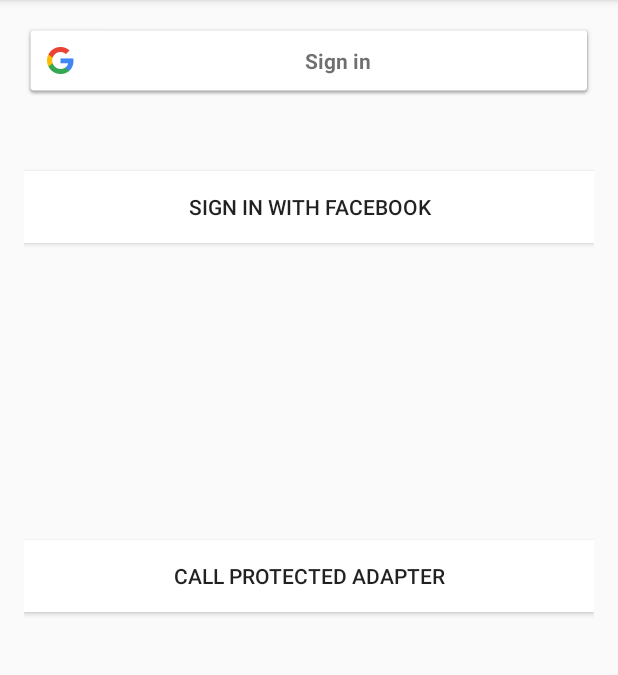
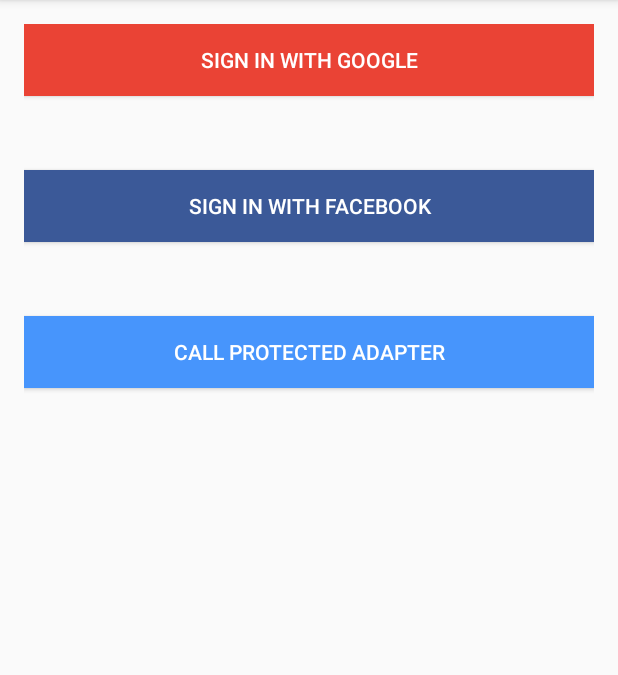
Before and after one commit to mfpdev/mfp-advanced-adapters-samples, an Android app: the screen it shows after launch (MainActivity), on a phone screen of 412 x 824 dp, the part 84-759 px from its top. Run offline under Robolectric (Android 15) with nearby library versions, the phone set to English and light mode, and no system bars; libraries missing offline, so code that uses them is left out: com.facebook, com.facebook.appevents, com.facebook.login, com.worklight.common, com.worklight.wlclient; 12 statements that could not run were skipped.

Commit message:
Improve the Social App Sample

```diff
--- a/custom-security-checks/Social App Sample/SocialLogin/app/src/main/assets/mfpclient.properties
+++ b/custom-security-checks/Social App Sample/SocialLogin/app/src/main/assets/mfpclient.properties
@@ -1,5 +1,5 @@
 wlServerProtocol=http
-wlServerHost=9.148.225.185
+wlServerHost=192.168.1.13
 wlServerPort=9080
 wlServerContext=/mfp/
 languagePreferences=en
--- a/custom-security-checks/Social App Sample/SocialLogin/app/src/main/java/social/sample/ibm/com/sociallogin/MainActivity.java
+++ b/custom-security-checks/Social App Sample/SocialLogin/app/src/main/java/social/sample/ibm/com/sociallogin/MainActivity.java
@@ -8,6 +8,7 @@ import android.support.v7.app.AppCompatActivity;
 import android.view.View;
 import android.widget.TextView;
 
+import com.facebook.AccessToken;
 import com.facebook.CallbackManager;
 import com.facebook.FacebookCallback;
 import com.facebook.FacebookException;
@@ -39,21 +40,19 @@ import java.util.Arrays;
 
 public class MainActivity extends AppCompatActivity implements
         GoogleApiClient.OnConnectionFailedListener,
-        View.OnClickListener{
+        View.OnClickListener {
+
+    public static final String FACEBOOK_PERMISSION_PUBLIC_PROFILE = "public_profile";
 
     private static final String TAG = "SocialLogin";
     private static final int RC_GET_TOKEN = 9002;
-    public static final String FACEBOOK_PERMISSION_PUBLIC_PROFILE = "public_profile";
 
     //Flag to know from where we signInWithGoogle
     protected boolean isSignInFromChallenge = false;
 
-    CallbackManager callbackManager;
-
-    enum Vendor {
+    protected enum Vendor {
         GOOGLE("google"),
         Facebook("facebook");
-
         private final String value;
 
         /**
@@ -69,11 +68,14 @@ public class MainActivity extends AppCompatActivity implements
         }
     }
 
+    private CallbackManager facebookCallbackManager;
+    protected Vendor currentVendor = Vendor.GOOGLE;
+
     //Google SignIn
     private GoogleApiClient mGoogleApiClient;
     private GoogleSignInOptions googleSignInOptions;
 
-    private GoogleChallengeHandler challengeHandler;
+    private SocialLoginChallengeHandler challengeHandler;
     private TextView statusView;
 
     //Logger
@@ -88,17 +90,18 @@ public class MainActivity extends AppCompatActivity implements
         findViewById(R.id.sign_in_google).setOnClickListener(this);
         findViewById(R.id.sign_in_facebook).setOnClickListener(this);
         findViewById(R.id.call_adapter).setOnClickListener(this);
-
-        statusView = (TextView)findViewById(R.id.statusTextView);
+        statusView = (TextView) findViewById(R.id.statusTextView);
 
         //Init worklight
         WLClient.createInstance(this);
 
-        challengeHandler = new GoogleChallengeHandler("socialLogin", this);
+        challengeHandler = new SocialLoginChallengeHandler("socialLogin", this);
         WLClient.getInstance().registerChallengeHandler(challengeHandler);
 
-        //Init Facebook SDK
-        FacebookSdk.sdkInitialize(getApplicationContext());
+
+
+        initGoogleSDK();
+        initFacebookSDK();
 
         //Init Analytics && Logger
         WLAnalytics.init(this.getApplication());
@@ -110,12 +113,27 @@ public class MainActivity extends AppCompatActivity implements
 
         wlLogger = Logger.getInstance(TAG);
 
-        sendLog("Social Login init");
+        wlLogger.debug("Social Login init");
     }
 
-    private void sendLog(String log) {
-        wlLogger.debug(log);
-        Logger.send();
+    private void initFacebookSDK() {
+        if (facebookCallbackManager == null) {
+            FacebookSdk.sdkInitialize(getApplicationContext());
+            facebookCallbackManager = CallbackManager.Factory.create();
+        }
+    }
+
+    private void initGoogleSDK() {
+        if (googleSignInOptions == null) {
+            googleSignInOptions = new GoogleSignInOptions.Builder(GoogleSignInOptions.DEFAULT_SIGN_IN)
+                    .requestIdToken(getString(R.string.googleServerIdToken)).requestEmail()
+                    .build();
+
+            mGoogleApiClient = new GoogleApiClient.Builder(this)
+                    .enableAutoManage(this /* FragmentActivity */, this /* OnConnectionFailedListener */)
+                    .addApi(Auth.GOOGLE_SIGN_IN_API, googleSignInOptions)
+                    .build();
+        }
     }
 
     @Override
@@ -124,10 +142,10 @@ public class MainActivity extends AppCompatActivity implements
         if (requestCode == RC_GET_TOKEN) {
             // Google
             GoogleSignInResult result = Auth.GoogleSignInApi.getSignInResultFromIntent(data);
-            handleGoogleSignInResult (result);
+            handleGoogleSignInResult(result);
         } else {
             // Facebook
-            callbackManager.onActivityResult(requestCode, resultCode, data);
+            facebookCallbackManager.onActivityResult(requestCode, resultCode, data);
         }
     }
 
@@ -142,7 +160,7 @@ public class MainActivity extends AppCompatActivity implements
                 loginToMFPWithSocialVendor(Vendor.GOOGLE.value, account.getIdToken());
             }
         } else {
-            sendLog("Signed in failed:" + result.getStatus());
+            wlLogger.debug("Signed in failed:" + result.getStatus());
         }
     }
 
@@ -153,15 +171,15 @@ public class MainActivity extends AppCompatActivity implements
         WLAuthorizationManager.getInstance().login("socialLogin", credentials, new WLLoginResponseListener() {
             @Override
             public void onSuccess() {
-                final String msg = String.format("Signed in successfully with scope socialLogin (%s)", vendor);
-                sendLog(msg);
+                final String msg = String.format("Logged In successfully with %s", vendor);
+                wlLogger.debug(msg);
                 updateStatus(msg);
             }
 
             @Override
             public void onFailure(WLFailResponse wlFailResponse) {
-                String msg = String.format("Signed in failed with scope socialLogin (%s)", vendor);
-                sendLog(msg);
+                String msg = String.format("Logged In failed with %s", vendor);
+                wlLogger.debug(msg);
                 updateStatus(msg);
             }
         });
@@ -174,7 +192,7 @@ public class MainActivity extends AppCompatActivity implements
             credentials.put("token", token);
             credentials.put("vendor", vendor);
         } catch (JSONException e) {
-            sendLog(e.getMessage());
+            wlLogger.debug(e.getMessage());
             return null;
         }
         return credentials;
@@ -182,6 +200,7 @@ public class MainActivity extends AppCompatActivity implements
 
     /**
      * Call adapter which protected with scope "socialLogin"
+     *
      * @param v
      */
     private void callProtectedAdapter(View v) {
@@ -191,14 +210,14 @@ public class MainActivity extends AppCompatActivity implements
             public void onSuccess(WLResponse wlResponse) {
                 final String responseText = wlResponse.getResponseText();
                 updateStatus(responseText);
-                sendLog(responseText);
+                wlLogger.debug(responseText);
             }
 
             @Override
             public void onFailure(WLFailResponse wlFailResponse) {
                 final String responseText = wlFailResponse.getResponseText();
                 updateStatus(responseText);
-                sendLog(responseText);
+                wlLogger.debug(responseText);
             }
         });
     }
@@ -214,45 +233,36 @@ public class MainActivity extends AppCompatActivity implements
         );
     }
 
-    private void signInWithFacebook () {
-        callbackManager = CallbackManager.Factory.create();
-        LoginManager.getInstance().registerCallback(callbackManager, new FacebookCallback<LoginResult>() {
+    protected void signInWithFacebook() {
+        facebookCallbackManager = CallbackManager.Factory.create();
+        LoginManager.getInstance().registerCallback(facebookCallbackManager, new FacebookCallback<LoginResult>() {
             @Override
             public void onSuccess(LoginResult loginResult) {
-                MainActivity.this.loginToMFPWithSocialVendor (Vendor.Facebook.value, loginResult.getAccessToken().getToken());
+                MainActivity.this.loginToMFPWithSocialVendor(Vendor.Facebook.value, loginResult.getAccessToken().getToken());
             }
 
             @Override
             public void onCancel() {
-                sendLog("Cancel Facebook Login");
+                wlLogger.debug("Cancel Facebook Login");
             }
 
             @Override
             public void onError(FacebookException error) {
-                sendLog("Facebook Login error: " + error.getMessage());
+                wlLogger.debug("Facebook Login error: " + error.getMessage());
             }
         });
 
-        LoginManager.getInstance().logInWithReadPermissions(this, Arrays.asList(FACEBOOK_PERMISSION_PUBLIC_PROFILE));
+        AccessToken token = AccessToken.getCurrentAccessToken();
+        if (token != null && !token.isExpired()) {
+            MainActivity.this.loginToMFPWithSocialVendor(Vendor.Facebook.value, AccessToken.getCurrentAccessToken().getToken());
+        } else {
+            LoginManager.getInstance().logInWithReadPermissions(this, Arrays.asList(FACEBOOK_PERMISSION_PUBLIC_PROFILE));
+        }
     }
 
     protected void signInWithGoogle() {
-        if (googleSignInOptions == null) {
-            initGoogleSignInAPI();
-        }
         Intent signInIntent = Auth.GoogleSignInApi.getSignInIntent(mGoogleApiClient);
         startActivityForResult(signInIntent, RC_GET_TOKEN);
-    }
-
-    private void initGoogleSignInAPI() {
-        googleSignInOptions = new GoogleSignInOptions.Builder(GoogleSignInOptions.DEFAULT_SIGN_IN)
-                .requestIdToken(getString(R.string.googleServerIdToken)).requestEmail()
-                .build();
-
-        mGoogleApiClient = new GoogleApiClient.Builder(this)
-                .enableAutoManage(this /* FragmentActivity */, this /* OnConnectionFailedListener */)
-                .addApi(Auth.GOOGLE_SIGN_IN_API, googleSignInOptions)
-                .build();
     }
 
     @Override
@@ -266,16 +276,18 @@ public class MainActivity extends AppCompatActivity implements
         switch (v.getId()) {
             case R.id.sign_in_google:
                 this.isSignInFromChallenge = false;
+                currentVendor = Vendor.GOOGLE;
                 signInWithGoogle();
                 break;
 
             case R.id.sign_in_facebook:
                 this.isSignInFromChallenge = false;
+                currentVendor = Vendor.Facebook;
                 signInWithFacebook();
                 break;
 
             case R.id.call_adapter:
-                this.callProtectedAdapter (v);
+                this.callProtectedAdapter(v);
                 break;
         }
     }
--- a/custom-security-checks/Social App Sample/SocialLogin/app/src/main/java/social/sample/ibm/com/sociallogin/GoogleChallengeHandler.java
+++ b/custom-security-checks/Social App Sample/SocialLogin/app/src/main/java/social/sample/ibm/com/sociallogin/SocialLoginChallengeHandler.java
@@ -9,24 +9,28 @@ import org.json.JSONObject;
 /**
  * Created by ishaib on 09/03/16.
  */
-public class GoogleChallengeHandler extends WLChallengeHandler {
+public class SocialLoginChallengeHandler extends WLChallengeHandler {
 
     private MainActivity mainActivity;
 
-    public GoogleChallengeHandler(String securityCheck, MainActivity activity) {
+    public SocialLoginChallengeHandler(String securityCheck, MainActivity activity) {
         super(securityCheck);
         this.mainActivity = activity;
     }
 
     @Override
     public void handleChallenge(JSONObject jsonObject) {
-        Log.d("GoogleChallengeHandler", "handleChallenge");
 
         mainActivity.runOnUiThread(new Runnable() {
             @Override
             public void run() {
                 mainActivity.isSignInFromChallenge = true;
-                mainActivity.signInWithGoogle();
+                if (mainActivity.currentVendor == MainActivity.Vendor.GOOGLE) {
+                    mainActivity.signInWithGoogle();
+                } else {
+                    mainActivity.signInWithFacebook();
+                }
+
             }
         });
     }
--- a/custom-security-checks/Social App Sample/SocialLogin/app/src/main/res/layout/activity_main.xml
+++ b/custom-security-checks/Social App Sample/SocialLogin/app/src/main/res/layout/activity_main.xml
@@ -9,12 +9,15 @@
     android:paddingTop="@dimen/activity_vertical_margin"
     tools:context="social.sample.ibm.com.sociallogin.MainActivity">
 
-    <com.google.android.gms.common.SignInButton
+    <Button
         android:id="@+id/sign_in_google"
+        android:text="@string/google_signin"
         android:layout_width="wrap_content"
         android:layout_height="wrap_content"
         android:layout_alignParentStart="true"
-        android:layout_alignParentEnd="true" />
+        android:layout_alignParentEnd="true"
+        android:background="#ea4335"
+        android:textColor="#ffffff"/>
 
     <TextView
         android:layout_width="wrap_content"
@@ -38,17 +41,21 @@
         android:nestedScrollingEnabled="false"
         android:layout_alignEnd="@+id/sign_in_google"
         android:layout_alignParentStart="true"
-        android:background="@android:color/background_light" />
+        android:background="#3b5998"
+        android:textColor="#ffffff" />
 
     <Button
         android:layout_width="wrap_content"
         android:layout_height="wrap_content"
         android:text="@string/call_adapter"
         android:id="@+id/call_adapter"
+        android:layout_below="@+id/sign_in_facebook"
+        android:layout_marginTop="49dp"
         android:nestedScrollingEnabled="true"
-        android:background="@android:color/background_light"
+        android:background="#4795fc"
         android:layout_centerVertical="true"
         android:layout_alignParentEnd="true"
-        android:layout_alignParentStart="true" />
+        android:layout_alignParentStart="true"
+        android:textColor="#ffffff" />
 
 </RelativeLayout>
--- a/custom-security-checks/Social App Sample/SocialLogin/app/src/main/res/values/strings.xml
+++ b/custom-security-checks/Social App Sample/SocialLogin/app/src/main/res/values/strings.xml
@@ -1,6 +1,8 @@
 <resources>
     <string name="app_name">Social Login</string>
     <string name="call_adapter">Call Protected Adapter</string>
+
+    <string name="google_signin">Sign In With Google</string>
 
     <string name="facebook_app_id">987374518025077</string>
     <string name="facebook_signin">Sign In With Facebook</string>
--- a/custom-security-checks/sms-otp/src/main/java/com/ibm/mfp/sample/smsOTP/SMSOTPSecurityCheckConfig.java
+++ b/custom-security-checks/sms-otp/src/main/java/com/ibm/mfp/sample/smsOTP/SMSOTPSecurityCheckConfig.java
@@ -71,7 +71,7 @@ public class SMSOTPSecurityCheckConfig extends CredentialsValidationSecurityChec
         } catch (Throwable throwable) {
             String warningMessage = String.format("Twilio client failed to initialize with the provided parameters SID = [%s] Token = [%s] Number = [%s]",
                     twilioAccountSid, twilioAuthToken, twilioFromPhoneNumber);
-            addMessage(getWarnings(),"twilioAccountSid", warningMessage);
+            addMessage(getErrors(),"twilioAccountSid", warningMessage);
             logger.severe(warningMessage);
         }
         logger.info("Twilio initialized!");
```
